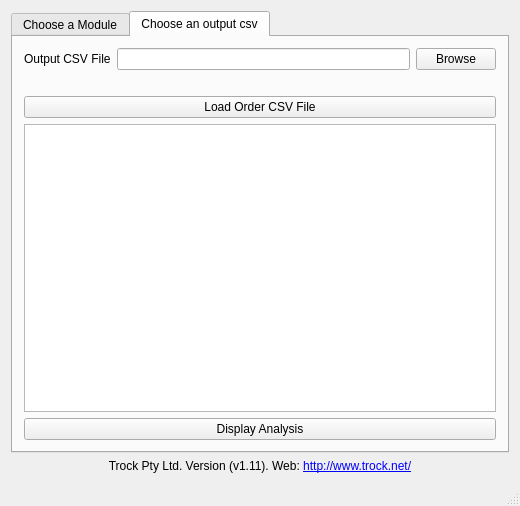
Before: the Qt Designer form Trading_Platform_GUI_src/mainwindow.ui in mobeigi/Algorithmic-Trading, drawn with Qt 5.
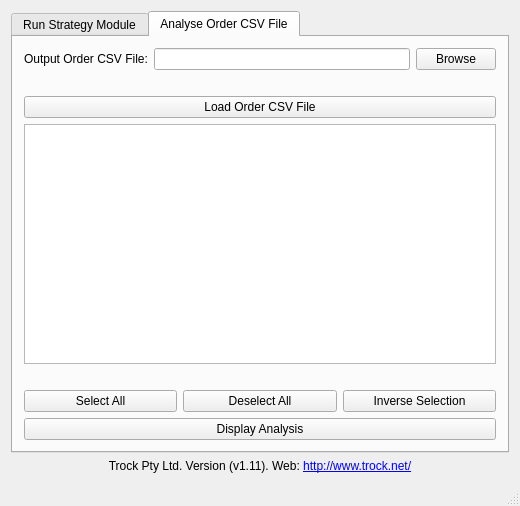
After: the same form once the commit is applied. The open tabs and pages were chosen to show the change.

```diff
--- a/Trading_Platform_GUI_src/mainwindow.ui
+++ b/Trading_Platform_GUI_src/mainwindow.ui
@@ -43,7 +43,7 @@
       </property>
       <widget class="QWidget" name="widget">
        <attribute name="title">
-        <string>Choose a Module</string>
+        <string>Run Strategy Module</string>
        </attribute>
        <layout class="QVBoxLayout" name="verticalLayout_3">
         <item>
@@ -254,7 +254,7 @@
       </widget>
       <widget class="QWidget" name="tab_2">
        <attribute name="title">
-        <string>Choose an output csv</string>
+        <string>Analyse Order CSV File</string>
        </attribute>
        <layout class="QVBoxLayout" name="verticalLayout">
         <item>
@@ -262,7 +262,7 @@
           <item>
            <widget class="QLabel" name="outputcsv_label">
             <property name="text">
-             <string>Output CSV File</string>
+             <string>Output Order CSV File:</string>
             </property>
            </widget>
           </item>
@@ -311,6 +311,45 @@
         <item>
          <widget class="QListWidget" name="listWidget"/>
         </item>
+        <item>
+         <layout class="QHBoxLayout" name="horizontalLayout_3">
+          <item>
+           <widget class="QLabel" name="analysis_error_msg">
+            <property name="styleSheet">
+             <string notr="true">color: rgb(255, 0, 0);</string>
+            </property>
+            <property name="text">
+             <string/>
+            </property>
+           </widget>
+          </item>
+         </layout>
+        </item>
+        <item>
+         <layout class="QHBoxLayout" name="horizontalLayout_2">
+          <item>
+           <widget class="QPushButton" name="selectall">
+            <property name="text">
+             <string>Select All</string>
+            </property>
+           </widget>
+          </item>
+          <item>
+           <widget class="QPushButton" name="deselectall">
+            <property name="text">
+             <string>Deselect All</string>
+            </property>
+           </widget>
+          </item>
+          <item>
+           <widget class="QPushButton" name="inverseSelection">
+            <property name="text">
+             <string>Inverse Selection</string>
+            </property>
+           </widget>
+          </item>
+         </layout>
+        </item>
         <item>
          <widget class="QPushButton" name="showanalysis_button">
           <property name="text">
```
Left out of the diff: 2 changed lines with no effect on the pictures.
